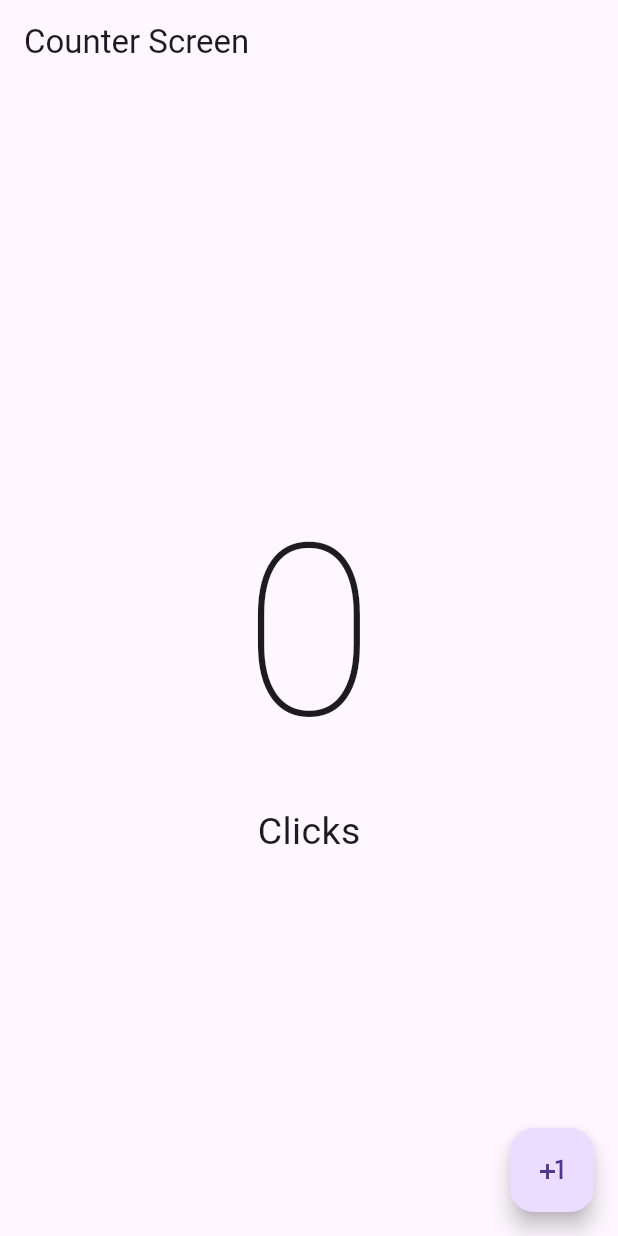
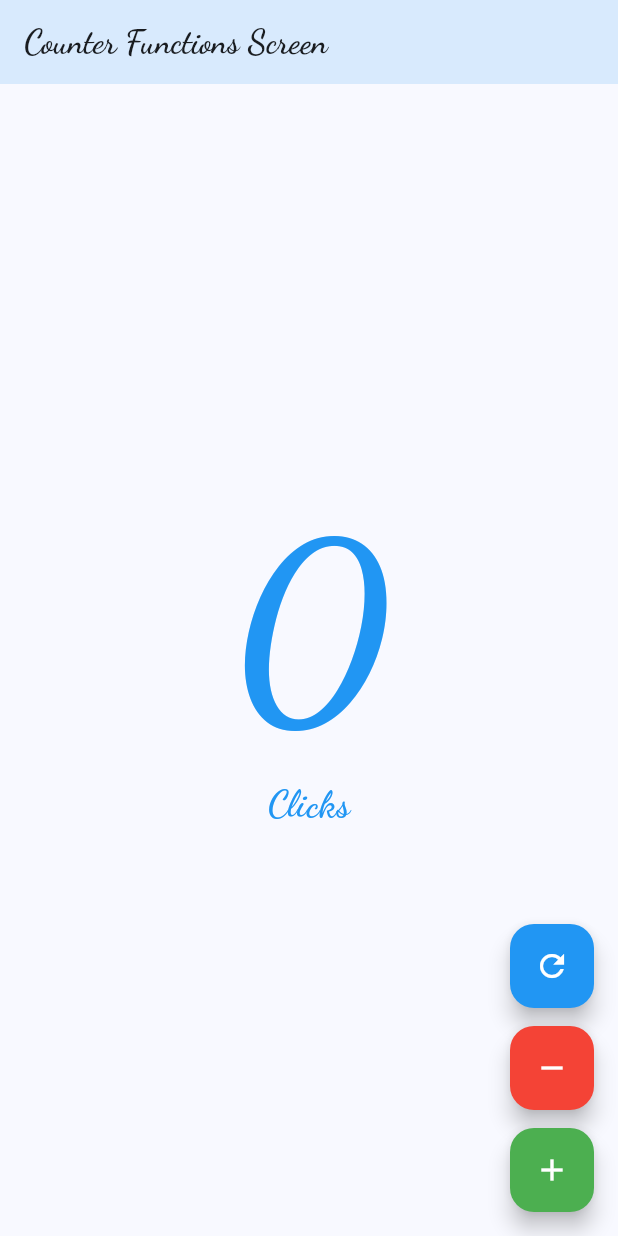
Before and after one commit to giova0412/mkdir-Practicas_DMI_230314, a Flutter app: the screen it shows after launch, on a phone screen of 412 x 824 dp. Run offline on Flutter 3.47's test engine with Material 3 defaults, Android fonts, the phone set to English and light mode, and no system bars; our stand-ins replace google_fonts.

Commit message:
se creo la app en flutter

```diff
--- a/flutter_application_1/lib/main.dart
+++ b/flutter_application_1/lib/main.dart
@@ -1,5 +1,5 @@
 import 'package:flutter/material.dart';
-import 'presentation/counter/counter_screen.dart';
+import 'presentation/counter/counter_functions_screen.dart';
 
 void main(){
   runApp(const MyApp());
@@ -14,9 +14,9 @@ class MyApp extends StatelessWidget{
       debugShowCheckedModeBanner: false,
       theme: ThemeData(
         useMaterial3: true,
-        colorSchemeSeed: Colors.lightGreen,
+        colorSchemeSeed: Colors.blue,
       ),
-      home: const CounterScreen()
+      home: const CounterFunctionsScreen()
     );
   }
 }
--- a/flutter_application_1/lib/presentation/counter/counter_functions_screen.dart
+++ b/flutter_application_1/lib/presentation/counter/counter_functions_screen.dart
@@ -1,4 +1,5 @@
 import 'package:flutter/material.dart';
+import 'package:google_fonts/google_fonts.dart';
 
 class CounterFunctionsScreen extends StatefulWidget {
   const CounterFunctionsScreen({super.key});
@@ -9,31 +10,98 @@ class CounterFunctionsScreen extends StatefulWidget {
 
 class _CounterFunctionsScreenState extends State<CounterFunctionsScreen> {
   int clickCounter = 0;
+
+  /// Devuelve el color según el valor del contador.
+  Color _getCounterColor() {
+    if (clickCounter > 0) return Colors.green;
+    if (clickCounter < 0) return Colors.red;
+    return Colors.blue;
+  }
+
+  void _increment() {
+    setState(() {
+      clickCounter++;
+    });
+  }
+
+  void _decrement() {
+    setState(() {
+      clickCounter--;
+    });
+  }
+
+  void _reset() {
+    setState(() {
+      clickCounter = 0;
+    });
+  }
+
   @override
   Widget build(BuildContext context) {
-    return MaterialApp(
-      debugShowCheckedModeBanner: false,
-      home: Scaffold(
-        appBar: AppBar(title: const Text('Counter Screen')),
+    final counterColor = _getCounterColor();
+
+    return Scaffold(
+      appBar: AppBar(
+        title: Text(
+          'Counter Functions Screen',
+          style: GoogleFonts.dancingScript(
+            fontWeight: FontWeight.w700,
+          ),
+        ),
+        backgroundColor: counterColor.withOpacity(0.15),
+      ),
       body: Center(
         child: Column(
           mainAxisAlignment: MainAxisAlignment.center,
           children: [
+            // Número del contador con color dinámico y tipografía Dancing Script
+            AnimatedDefaultTextStyle(
+              duration: const Duration(milliseconds: 300),
+              style: GoogleFonts.dancingScript(
+                fontSize: 160,
+                fontWeight: FontWeight.w700,
+                color: counterColor,
+              ),
+              child: Text('$clickCounter'),
+            ),
             Text(
-                '$clickCounter',
-                style: TextStyle(fontSize: 160, fontWeight: FontWeight.w100),
+              'Clicks',
+              style: GoogleFonts.dancingScript(
+                fontSize: 25,
+                fontWeight: FontWeight.w600,
+                color: counterColor,
               ),
-              Text('Clicks', style: TextStyle(fontSize: 25)),
+            ),
           ],
         ),
       ),
-        floatingActionButton: FloatingActionButton(
-          onPressed: () {
-            clickCounter++;
-            setState(() {});
-          },
-          child: Icon(Icons.plus_one),
+      floatingActionButton: Column(
+        mainAxisAlignment: MainAxisAlignment.end,
+        children: [
+          // Botón de reiniciar
+          FloatingActionButton(
+            heroTag: 'resetBtn',
+            backgroundColor: Colors.blue,
+            onPressed: _reset,
+            child: const Icon(Icons.refresh, color: Colors.white),
           ),
+          const SizedBox(height: 12),
+          // Botón de restar
+          FloatingActionButton(
+            heroTag: 'decrementBtn',
+            backgroundColor: Colors.red,
+            onPressed: _decrement,
+            child: const Icon(Icons.remove, color: Colors.white),
+          ),
+          const SizedBox(height: 12),
+          // Botón de sumar
+          FloatingActionButton(
+            heroTag: 'incrementBtn',
+            backgroundColor: Colors.green,
+            onPressed: _increment,
+            child: const Icon(Icons.add, color: Colors.white),
+          ),
+        ],
       ),
     );
   }
--- a/flutter_application_1/lib/presentation/counter/counter_screen.dart
+++ b/flutter_application_1/lib/presentation/counter/counter_screen.dart
@@ -14,25 +14,28 @@ class _CounterScreenState extends State<CounterScreen> {
     return MaterialApp(
       debugShowCheckedModeBanner: false,
       home: Scaffold(
-        appBar: AppBar(
-          title: const Text('Counter Screen'),
-        ),
+        appBar: AppBar(title: const Text('Counter Screen')),
         body: Center(
           child: Column(
             mainAxisAlignment: MainAxisAlignment.center,
             children: [
-            Text('$clickCounter',style: TextStyle(fontSize: 160,fontWeight: FontWeight.w100)),
-            Text('Clicks',style: TextStyle(fontSize: 25))
+              Text(
+                '$clickCounter',
+                style: TextStyle(fontSize: 160, fontWeight: FontWeight.w100),
+              ),
+              Text(
+                'Clicks${clickCounter == 1 ? 'Click' : 'Clicks'}',
+                style: TextStyle(fontSize: 25),
+              ),
             ],
           ),
         ),
         floatingActionButton: FloatingActionButton(
           onPressed: () {
-            setState(() {
-              clickCounter++;
-            });
+            clickCounter++;
+            setState(() {});
           },
-          child: const Icon(Icons.plus_one),
+          child: Icon(Icons.plus_one),
         ),
       ),
     );
--- a/flutter_application_1/pubspec.yaml
+++ b/flutter_application_1/pubspec.yaml
@@ -35,6 +35,7 @@ dependencies:
   # The following adds the Cupertino Icons font to your application.
   # Use with the CupertinoIcons class for iOS style icons.
   cupertino_icons: ^1.0.8
+  google_fonts: ^6.2.1
 
 dev_dependencies:
   flutter_test:
```
Also changed, not shown: flutter_application_1/pubspec.lock, 2 other files. Lines whose indentation alone changed are shown as unchanged.
